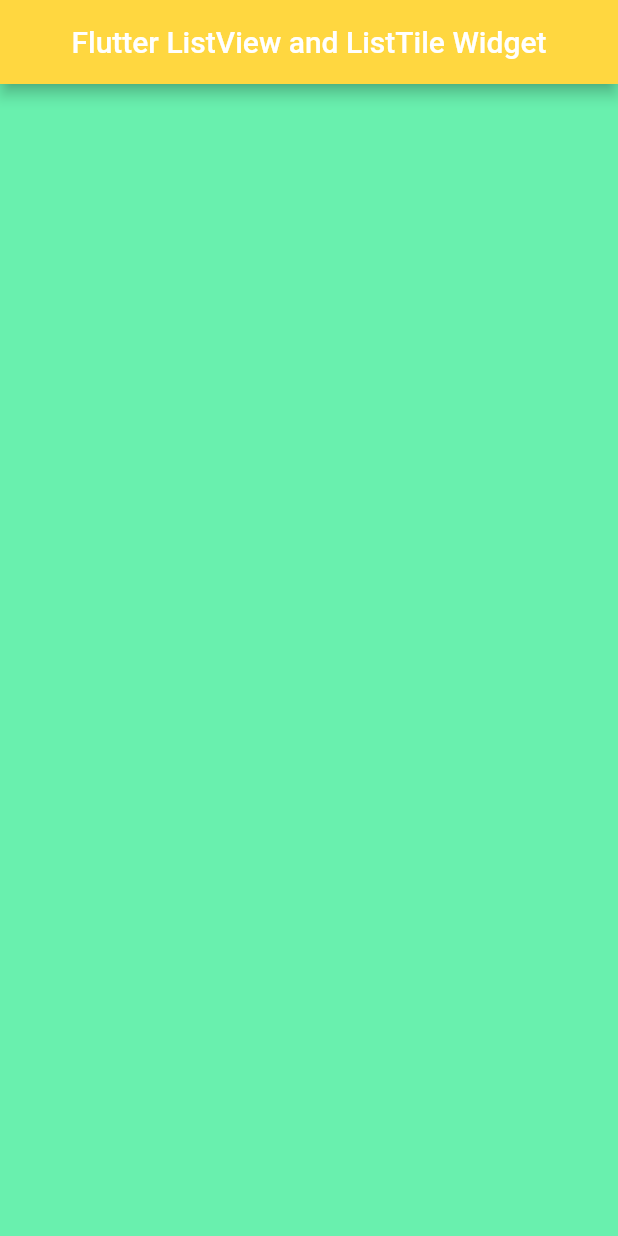
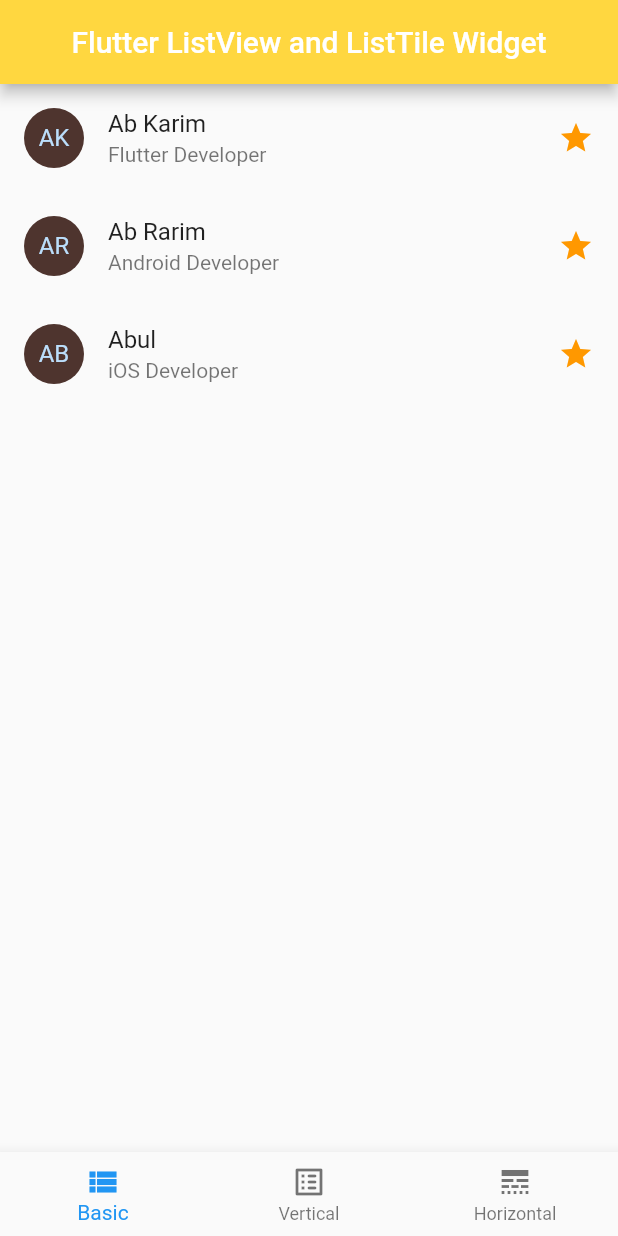
Before and after one commit to mdmanik74/Flutter-Day, a Flutter app: the screen it shows after launch, on a phone screen of 412 x 824 dp. Run offline on Flutter 3.47's test engine with Material 2 defaults, Android fonts, the phone set to English and light mode, and no system bars.

Commit message:
Listview and listtile

```diff
--- a/lib/main.dart
+++ b/lib/main.dart
@@ -1,12 +1,6 @@
 import 'package:flutter/material.dart';
-import 'package:source_code/source/listview_listtile.dart';
 
-//import 'package:source_code/source/container_widget.dart';
-//import 'package:source_code/source/row_column.dart';
-//import 'package:source_code/source/statefull_widget.dart';
-//import 'package:source_code/source/stateless_widget.dart';
-//import 'package:source_code/source/first_app.dart';
-//import 'package:source_code/source/stateless_widget.dart';
+import 'source/listview_deep.dart';
 
 void main() {
   runApp(const MyApp());
@@ -26,7 +20,7 @@
           backgroundColor: Colors.amberAccent,
           centerTitle: true,
         ),
-        body: const ListviewList(),
+        body: const ListViewDeep(),
         backgroundColor: Colors.greenAccent,
       ),
     );
--- /dev/null
+++ b/lib/source/listview_deep.dart
@@ -0,0 +1,121 @@
+import 'package:flutter/material.dart';
+
+class ListViewDeep extends StatefulWidget {
+  const ListViewDeep({super.key});
+
+  @override
+  _HomePageState createState() => _HomePageState();
+}
+
+class _HomePageState extends State<ListViewDeep> {
+  int index = 0;
+  final items = List.generate(100, (counter) => 'Item: $counter');
+
+  @override
+  Widget build(BuildContext context) {
+    return Scaffold(
+      body: buildListViews(),
+      bottomNavigationBar: BottomNavigationBar(
+        currentIndex: index,
+        items: const [
+          BottomNavigationBarItem(
+            icon: Icon(Icons.view_list),
+            label: 'Basic',
+          ),
+          BottomNavigationBarItem(
+            icon: Icon(Icons.list_alt_rounded),
+            label: 'Vertical',
+          ),
+          BottomNavigationBarItem(
+            icon: Icon(Icons.line_style),
+            label: 'Horizontal',
+          ),
+        ],
+        onTap: (int index) => setState(() => this.index = index),
+      ),
+    );
+  }
+
+  Widget buildListViews() {
+    if (index == 0) {
+      return buildBasicListView();
+    } else if (index == 1) {
+      return buildVerticalListView();
+    } else if (index == 2) {
+      return buildHorizontalListView();
+    } else {
+      return Container();
+    }
+  }
+
+  // Basic List View Builder method
+  Widget buildBasicListView() {
+    return ListView(
+      children: [
+        ListTile(
+          leading: CircleAvatar(
+            backgroundColor: Colors.brown.shade800,
+            child: Text('AK'),
+          ),
+          title: Text('Ab Karim'),
+          subtitle: Text('Flutter Developer'),
+          trailing: Icon(Icons.star, color: Colors.orange),
+        ),
+        ListTile(
+          leading: CircleAvatar(
+            backgroundColor: Colors.brown.shade800,
+            child: Text('AR'),
+          ),
+          title: Text('Ab Rarim'),
+          subtitle: Text('Android Developer'),
+          trailing: Icon(Icons.star, color: Colors.orange),
+        ),
+        ListTile(
+          leading: CircleAvatar(
+            backgroundColor: Colors.brown.shade800,
+            child: Text('AB'),
+          ),
+          title: Text('Abul'),
+          subtitle: Text('iOS Developer'),
+          trailing: Icon(Icons.star, color: Colors.orange),
+        ),
+      ],
+    );
+  }
+
+  // Vertical List View Builder method
+  Widget buildVerticalListView() {
+    return ListView.separated(
+      separatorBuilder: (context, index) => Divider(
+        color: Colors.black,
+      ),
+      itemCount: items.length,
+      itemBuilder: (context, index) {
+        return ListTile(
+          title: Text(items[index]),
+        );
+      },
+    );
+  }
+
+  // Horizontal List View Builder method
+  Widget buildHorizontalListView() {
+    return ListView.separated(
+      padding: EdgeInsets.all(16),
+      scrollDirection: Axis.horizontal,
+      separatorBuilder: (context, index) => Divider(
+        color: Colors.black,
+      ),
+      itemCount: items.length,
+      itemBuilder: (context, index) {
+        return Container(
+          width: 100,
+          height: 50,
+          child: ListTile(
+            title: Text(items[index]),
+          ),
+        );
+      },
+    );
+  }
+}
--- a/lib/source/listview_listtile.dart
+++ b/lib/source/listview_listtile.dart
@@ -1,6 +1,9 @@
 // ignore_for_file: camel_case_types, prefer_typing_uninitialized_variables
 
 import 'package:flutter/material.dart';
+
+
+/*
 
 class ListviewList extends StatefulWidget {
   const ListviewList({Key? key}) : super(key: key);
@@ -10,7 +13,7 @@
 }
 
 class _ListviewListState extends State<ListviewList> {
-  final List list = List();
+
   @override
   void initState() {
     for (int i = 0; i <= 20; i++) {}
@@ -20,7 +23,7 @@
   @override
   Widget build(BuildContext context) {
     return ListView.builder(
-      itemCount: list.length,
+      //itemCount: list.length,
       itemBuilder: (context, index) {
         return ListTile(
           title: Text('Hello List ${list[index]}'),
@@ -30,7 +33,7 @@
     );
   }
 }
-
+*/
 
 /*
 
```
